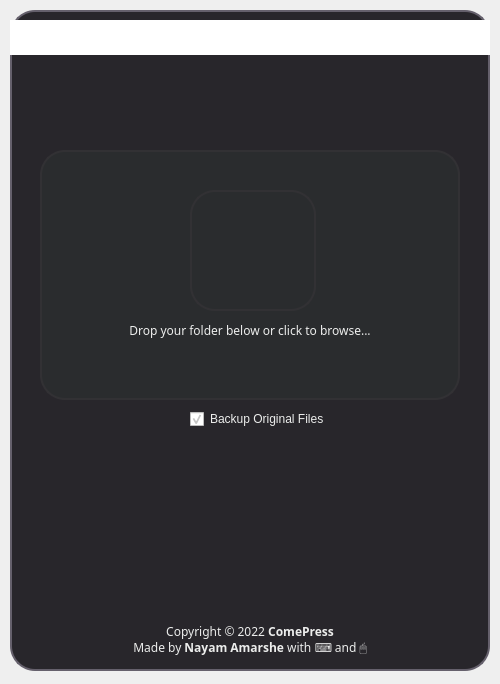
The window that comepress.ui (NayamAmarshe/comepress) describes before a commit, drawn with Qt 5.
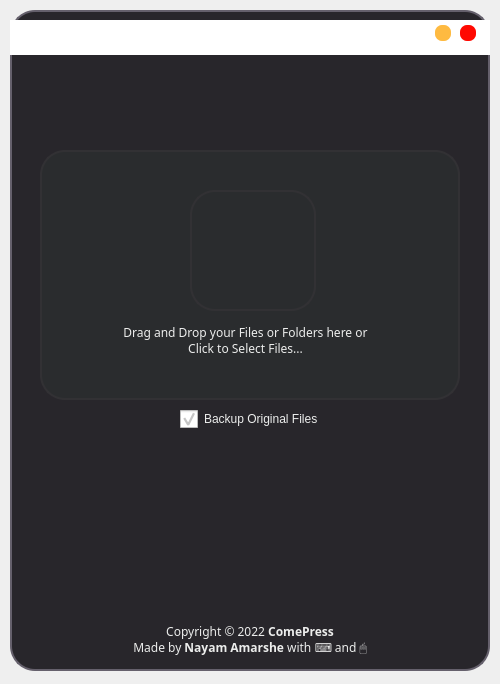
The same window after the commit. Icons and pictures are not drawn.

Diff of the .ui file:
```diff
--- a/comepress.ui
+++ b/comepress.ui
@@ -79,10 +79,10 @@
      <widget class="QLabel" name="label_2">
       <property name="geometry">
        <rect>
-        <x>2</x>
+        <x>70</x>
         <y>170</y>
-        <width>416</width>
-        <height>21</height>
+        <width>271</width>
+        <height>41</height>
        </rect>
       </property>
       <property name="font">
@@ -99,13 +99,19 @@
 color: #ecedec;</string>
       </property>
       <property name="text">
-       <string>Drop your folder below or click to browse...</string>
+       <string>Drag and Drop your Files or Folders here or Click to Select Files...</string>
       </property>
       <property name="alignment">
        <set>Qt::AlignCenter</set>
       </property>
+      <property name="wordWrap">
+       <bool>true</bool>
+      </property>
      </widget>
      <widget class="QPushButton" name="pushButton">
+      <property name="enabled">
+       <bool>true</bool>
+      </property>
       <property name="geometry">
        <rect>
         <x>0</x>
@@ -164,7 +170,7 @@
     <widget class="QCheckBox" name="checkBox">
      <property name="geometry">
       <rect>
-       <x>180</x>
+       <x>170</x>
        <y>395</y>
        <width>151</width>
        <height>28</height>
@@ -177,10 +183,25 @@
       </sizepolicy>
      </property>
      <property name="styleSheet">
-      <string notr="true">border: none;
-border-radius:25px;
-background:none;
-color: #ecedec;</string>
+      <string notr="true">QCheckBox {
+	border: none;
+	background:none;
+	color: #ecedec;
+}
+
+QCheckBox::indicator {
+	width: 18px;
+	height: 18px;
+}
+
+QCheckBox::indicator:checked {
+	image: url(&quot;checked.svg&quot;)
+}
+
+QCheckBox::indicator:unchecked {
+	image: url(&quot;unchecked.svg&quot;)
+}
+</string>
      </property>
      <property name="text">
       <string>Backup Original Files</string>
@@ -211,6 +232,57 @@
 border-image: url(logo.png);</string>
      </property>
     </widget>
+    <widget class="QPushButton" name="closeButton">
+     <property name="geometry">
+      <rect>
+       <x>450</x>
+       <y>15</y>
+       <width>16</width>
+       <height>16</height>
+      </rect>
+     </property>
+     <property name="styleSheet">
+      <string notr="true">QPushButton {
+font-weight: bold;
+background: #2a2c2e;
+border: none;
+border-radius: 7px;
+background: #ff0901;
+}
+
+QPushButton:hover{ 
+	background: #A40005;
+}</string>
+     </property>
+     <property name="text">
+      <string/>
+     </property>
+    </widget>
+    <widget class="QPushButton" name="minimizeButton">
+     <property name="geometry">
+      <rect>
+       <x>425</x>
+       <y>15</y>
+       <width>16</width>
+       <height>16</height>
+      </rect>
+     </property>
+     <property name="styleSheet">
+      <string notr="true">QPushButton {
+font-weight: bold;
+background: #feba41;
+border: none;
+border-radius: 7px;
+}
+
+QPushButton:hover {
+	background: #C08D31;
+}</string>
+     </property>
+     <property name="text">
+      <string/>
+     </property>
+    </widget>
    </widget>
   </widget>
  </widget>
```
